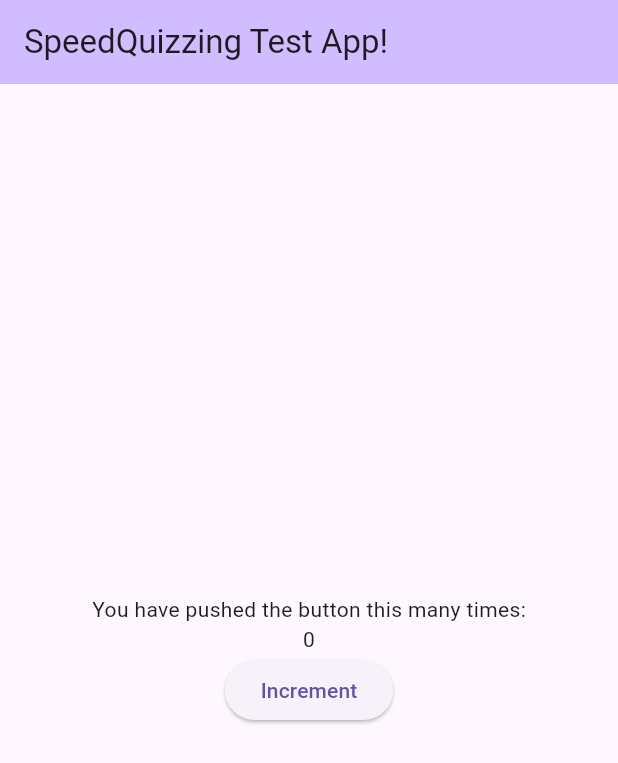
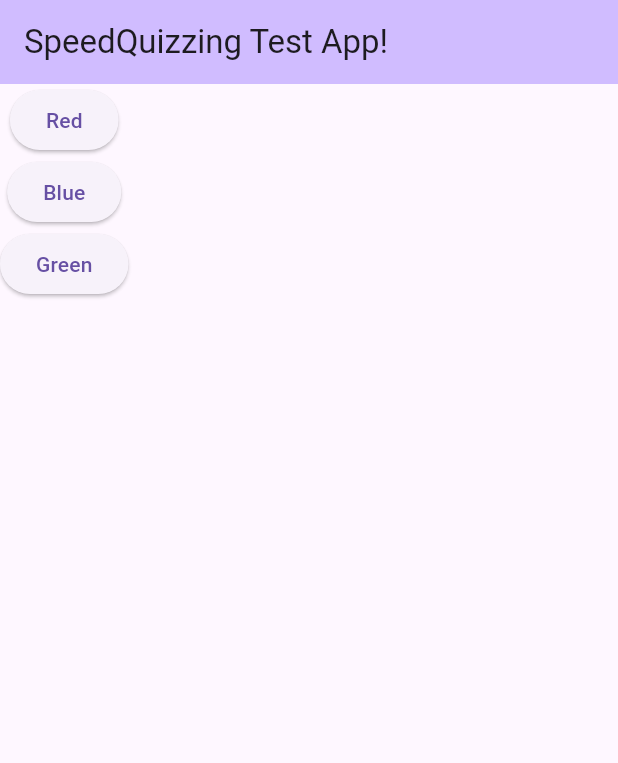
Before and after one commit to louis-emmerson/Speedquizzing_test_repo, a Flutter app: the screen it shows after launch, on a phone screen of 412 x 824 dp. Shown: the top 763 px of the screen. Run offline on Flutter 3.47's test engine with Material 3 defaults, Android fonts, the phone set to English and light mode, and no system bars; our stand-ins replace socket_io_client; network calls fail.

Commit message:
created colour buttons and established connection to the server

```diff
--- a/sq_test_app/lib/main.dart
+++ b/sq_test_app/lib/main.dart
@@ -1,8 +1,17 @@
 import 'package:flutter/material.dart';
-import 'custom_button.dart';
+import 'package:socket_io_client/socket_io_client.dart' as IO;
 
 void main() {
   runApp(const MyApp());
+  // Dart client
+  IO.Socket socket = IO.io('http://localhost:3000');
+  socket.onConnect((_) {
+    print('connect');
+    socket.emit('msg', 'test');
+  });
+  socket.on('event', (data) => print(data));
+  socket.onDisconnect((_) => print('disconnect'));
+  socket.on('fromServer', (_) => print(_));
 }
 
 class MyApp extends StatelessWidget {
@@ -27,36 +36,57 @@ class MyHomePage extends StatefulWidget {
 }
 
 class _MyHomePageState extends State<MyHomePage> {
-  int _counter = 0;
+  late IO.Socket socket;
 
-  void _incrementCounter() {
-    setState(() {
-      _counter++;
+  @override
+  void initState() {
+    super.initState();
+    _connectSocket();
+  }
+
+  void _connectSocket() {
+    socket = IO.io(
+      'http://localhost:5500',
+      IO.OptionBuilder().setTransports(['websocket']).build(),
+    );
+
+    socket.onConnect((_) {
+      print('Connected to server');
     });
+
+    socket.onDisconnect((_) {
+      print('Disconnected from server');
+    });
+  }
+
+  void _updateColor(String color) {
+    socket.emit('msg',color);
+    debugPrint('Sent color: $color');
   }
 
   @override
   Widget build(BuildContext context) {
     return Scaffold(
-      appBar: AppBar(
-        backgroundColor: Theme.of(context).colorScheme.inversePrimary,
-        title: Text(widget.title),
-      ),
-      body: Center(
-        child: Column(
-          mainAxisAlignment: MainAxisAlignment.center,
-          children: <Widget>[
-            const Text('You have pushed the button this many times:'),
-            Text(
-              '$_counter',
+        appBar: AppBar(
+          backgroundColor: Theme.of(context).colorScheme.inversePrimary,
+          title: Text(widget.title),
+        ),
+        body: Column(
+          mainAxisAlignment: MainAxisAlignment.start,
+          children: [
+            ElevatedButton(
+              onPressed: () => _updateColor("red"),
+              child: const Text("Red"),
             ),
-            CustomButton(
-              label: 'Increment',
-              onPressed: _incrementCounter,
+            ElevatedButton(
+              onPressed: () => _updateColor("blue"),
+              child: const Text("Blue"),
+            ),
+            ElevatedButton(
+              onPressed: () => _updateColor("green"),
+              child: const Text("Green"),
             ),
           ],
-        ),
-      ),
-    );
+        ));
   }
 }
--- a/sq_test_app/pubspec.yaml
+++ b/sq_test_app/pubspec.yaml
@@ -30,6 +30,7 @@ environment:
 dependencies:
   flutter:
     sdk: flutter
+  socket_io_client: ^3.0.2
 
 
   # The following adds the Cupertino Icons font to your application.
```
Also changed, not shown: sq_test_app/pubspec.lock, 5 other files.
